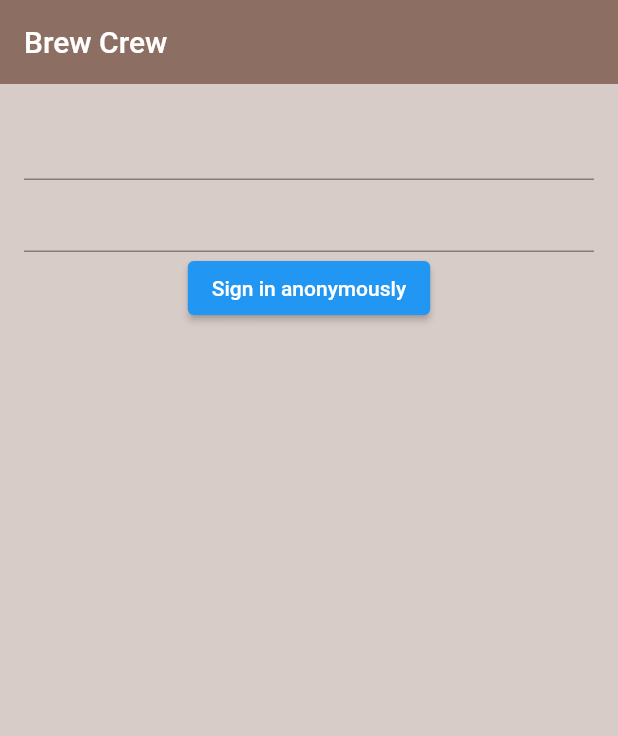
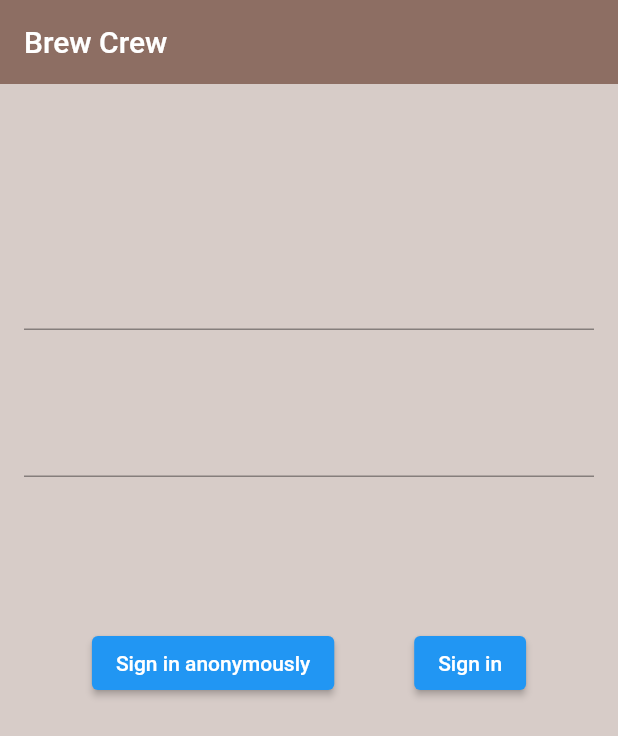
Before and after one commit to Drakunal/brew-crew, a Flutter app: the screen it shows after launch, on a phone screen of 412 x 824 dp. Shown: the top 736 px of the screen. Run offline on Flutter 3.47's test engine with Material 2 defaults, Android fonts, the phone set to English and light mode, and no system bars; our stand-ins replace firebase_auth, firebase_core; accounts and stored records are empty.

Commit message:
ui updated

```diff
--- a/lib/screens/authenticate/sign_in.dart
+++ b/lib/screens/authenticate/sign_in.dart
@@ -27,14 +27,22 @@ class _SignInState extends State<SignIn> {
           child: Form(
               child: Column(
             children: [
+              SizedBox(height: 100),
               TextFormField(
                 onChanged: (value) {},
               ),
+              SizedBox(height: 50),
               TextFormField(
                 onChanged: (value) {},
                 obscureText: true,
               ),
-              ElevatedButton(
+              SizedBox(height: 100),
+              Row(
+                mainAxisAlignment: MainAxisAlignment.spaceEvenly,
+                children: [
+                  Padding(
+                    padding: const EdgeInsets.symmetric(horizontal: 8.0),
+                    child: ElevatedButton(
                         onPressed: () async {
                           dynamic result = await _auth.signInAnon();
                           if (result == null) {
@@ -45,6 +53,14 @@ class _SignInState extends State<SignIn> {
                           }
                         },
                         child: Text("Sign in anonymously")),
+                  ),
+                  Padding(
+                    padding: const EdgeInsets.symmetric(horizontal: 8.0),
+                    child: ElevatedButton(
+                        onPressed: () async {}, child: Text("Sign in")),
+                  )
+                ],
+              ),
             ],
           ))
           // child: Container(
```
Lines whose indentation alone changed are shown as unchanged.
